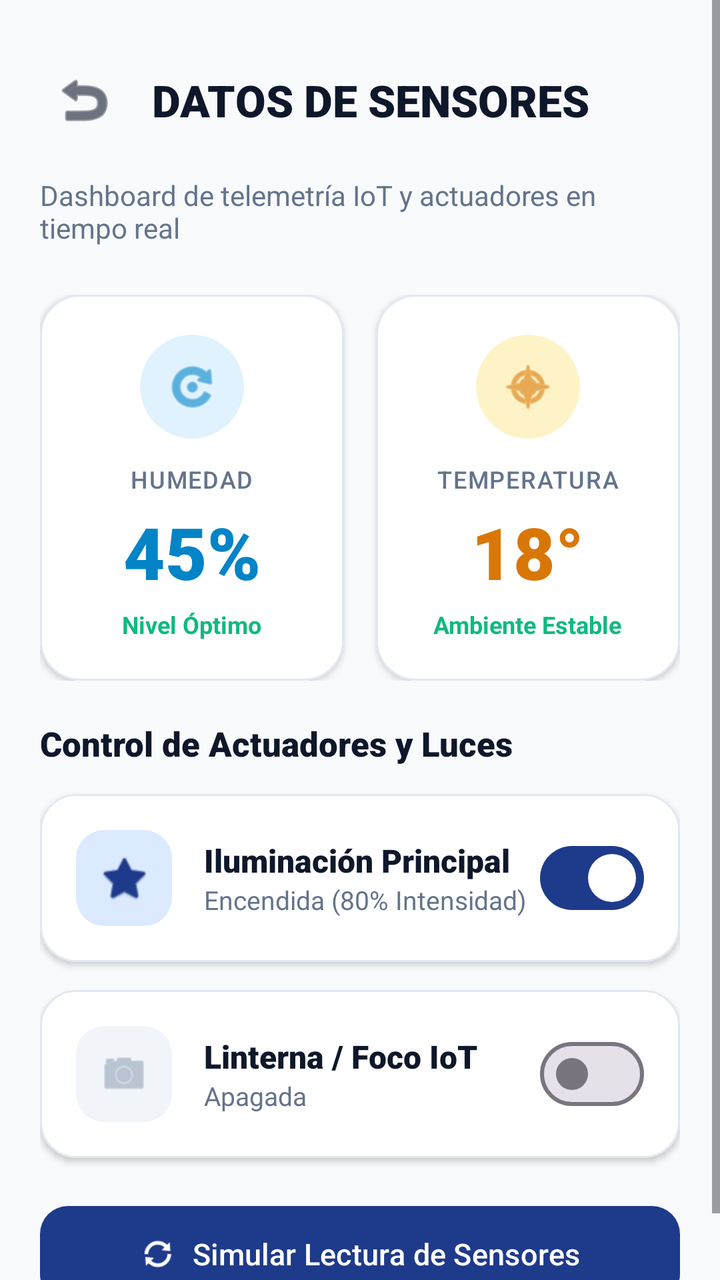
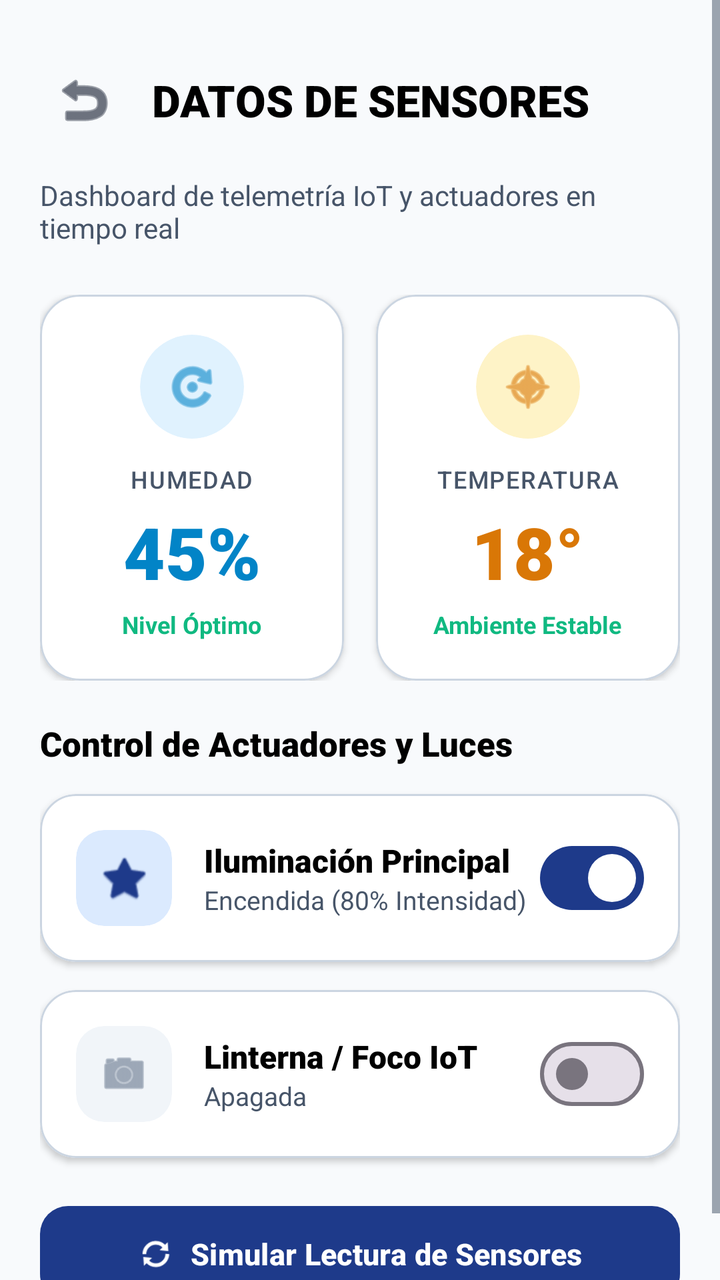

Two renders of the same Android screen: before a commit and after it. Below are the layout's source before the change and the commit's diff.
<!-- AndroidManifest.xml: application theme Theme.Evaluacion1 -->
<!-- res/layout/activity_sensores.xml -->
<?xml version="1.0" encoding="utf-8"?>
<ScrollView xmlns:android="http://schemas.android.com/apk/res/android"
    xmlns:app="http://schemas.android.com/apk/res-auto"
    android:layout_width="match_parent"
    android:layout_height="match_parent"
    android:background="@color/background"
    android:fillViewport="true">

    <LinearLayout
        android:layout_width="match_parent"
        android:layout_height="wrap_content"
        android:orientation="vertical"
        android:padding="20dp">

        
        <LinearLayout
            android:layout_width="match_parent"
            android:layout_height="wrap_content"
            android:orientation="horizontal"
            android:gravity="center_vertical"
            android:layout_marginTop="8dp"
            android:layout_marginBottom="16dp">

            <ImageButton
                android:id="@+id/btnVolverSensores"
                android:layout_width="44dp"
                android:layout_height="44dp"
                android:background="?android:attr/selectableItemBackgroundBorderless"
                android:src="@android:drawable/ic_menu_revert"
                app:tint="@color/text_primary"
                android:contentDescription="Volver" />

            <TextView
                android:layout_width="wrap_content"
                android:layout_height="wrap_content"
                android:text="DATOS DE SENSORES"
                android:textColor="@color/text_primary"
                android:textSize="22sp"
                android:fontFamily="sans-serif-black"
                android:layout_marginStart="12dp" />
        </LinearLayout>

        <TextView
            android:layout_width="wrap_content"
            android:layout_height="wrap_content"
            android:text="Dashboard de telemetría IoT y actuadores en tiempo real"
            android:textColor="@color/text_secondary"
            android:textSize="14sp"
            android:layout_marginBottom="24dp" />

        
        <LinearLayout
            android:layout_width="match_parent"
            android:layout_height="wrap_content"
            android:orientation="horizontal"
            android:baselineAligned="false"
            android:layout_marginBottom="20dp">

            
            <com.google.android.material.card.MaterialCardView
                android:layout_width="0dp"
                android:layout_height="wrap_content"
                android:layout_weight="1"
                android:layout_marginEnd="8dp"
                app:cardCornerRadius="20dp"
                app:cardElevation="2dp"
                app:cardBackgroundColor="@color/surface"
                app:strokeWidth="1dp"
                app:strokeColor="@color/outline_light">

                <LinearLayout
                    android:layout_width="match_parent"
                    android:layout_height="wrap_content"
                    android:orientation="vertical"
                    android:padding="20dp"
                    android:gravity="center_horizontal">

                    
                    <com.google.android.material.card.MaterialCardView
                        android:layout_width="52dp"
                        android:layout_height="52dp"
                        app:cardCornerRadius="26dp"
                        app:cardElevation="0dp"
                        app:cardBackgroundColor="#E0F2FE"
                        app:strokeWidth="0dp">

                        <ImageView
                            android:layout_width="28dp"
                            android:layout_height="28dp"
                            android:layout_gravity="center"
                            android:src="@android:drawable/ic_menu_rotate"
                            app:tint="@color/color_sky" />
                    </com.google.android.material.card.MaterialCardView>

                    <TextView
                        android:layout_width="wrap_content"
                        android:layout_height="wrap_content"
                        android:text="HUMEDAD"
                        android:textColor="@color/text_secondary"
                        android:textSize="12sp"
                        android:fontFamily="sans-serif-medium"
                        android:letterSpacing="0.05"
                        android:layout_marginTop="12dp" />

                    
                    <TextView
                        android:id="@+id/tvValorHumedad"
                        android:layout_width="wrap_content"
                        android:layout_height="wrap_content"
                        android:text="45%"
                        android:textColor="@color/color_sky"
                        android:textSize="36sp"
                        android:fontFamily="sans-serif-black"
                        android:layout_marginTop="4dp" />

                    <TextView
                        android:layout_width="wrap_content"
                        android:layout_height="wrap_content"
                        android:text="Nivel Óptimo"
                        android:textColor="@color/color_success"
                        android:textSize="12sp"
                        android:textStyle="bold"
                        android:layout_marginTop="4dp" />
                </LinearLayout>
            </com.google.android.material.card.MaterialCardView>

            
            <com.google.android.material.card.MaterialCardView
                android:layout_width="0dp"
                android:layout_height="wrap_content"
                android:layout_weight="1"
                android:layout_marginStart="8dp"
                app:cardCornerRadius="20dp"
                app:cardElevation="2dp"
                app:cardBackgroundColor="@color/surface"
                app:strokeWidth="1dp"
                app:strokeColor="@color/outline_light">

                <LinearLayout
                    android:layout_width="match_parent"
                    android:layout_height="wrap_content"
                    android:orientation="vertical"
                    android:padding="20dp"
                    android:gravity="center_horizontal">

                    
                    <com.google.android.material.card.MaterialCardView
                        android:layout_width="52dp"
                        android:layout_height="52dp"
                        app:cardCornerRadius="26dp"
                        app:cardElevation="0dp"
                        app:cardBackgroundColor="#FEF3C7"
                        app:strokeWidth="0dp">

                        <ImageView
                            android:layout_width="28dp"
                            android:layout_height="28dp"
                            android:layout_gravity="center"
                            android:src="@android:drawable/ic_menu_compass"
                            app:tint="@color/color_amber" />
                    </com.google.android.material.card.MaterialCardView>

                    <TextView
                        android:layout_width="wrap_content"
                        android:layout_height="wrap_content"
                        android:text="TEMPERATURA"
                        android:textColor="@color/text_secondary"
                        android:textSize="12sp"
                        android:fontFamily="sans-serif-medium"
                        android:letterSpacing="0.05"
                        android:layout_marginTop="12dp" />

                    
                    <TextView
                        android:id="@+id/tvValorTemperatura"
                        android:layout_width="wrap_content"
                        android:layout_height="wrap_content"
                        android:text="18°"
                        android:textColor="@color/color_amber"
                        android:textSize="36sp"
                        android:fontFamily="sans-serif-black"
                        android:layout_marginTop="4dp" />

                    <TextView
                        android:layout_width="wrap_content"
                        android:layout_height="wrap_content"
                        android:text="Ambiente Estable"
                        android:textColor="@color/color_success"
                        android:textSize="12sp"
                        android:textStyle="bold"
                        android:layout_marginTop="4dp" />
                </LinearLayout>
            </com.google.android.material.card.MaterialCardView>

        </LinearLayout>

        
        <TextView
            android:layout_width="wrap_content"
            android:layout_height="wrap_content"
            android:text="Control de Actuadores y Luces"
            android:textColor="@color/text_primary"
            android:textSize="17sp"
            android:fontFamily="sans-serif-black"
            android:layout_marginBottom="14dp" />

        
        <com.google.android.material.card.MaterialCardView
            android:layout_width="match_parent"
            android:layout_height="wrap_content"
            android:layout_marginBottom="14dp"
            app:cardCornerRadius="18dp"
            app:cardElevation="2dp"
            app:cardBackgroundColor="@color/surface"
            app:strokeWidth="1dp"
            app:strokeColor="@color/outline_light">

            <LinearLayout
                android:layout_width="match_parent"
                android:layout_height="wrap_content"
                android:orientation="horizontal"
                android:gravity="center_vertical"
                android:padding="18dp">

                <com.google.android.material.card.MaterialCardView
                    android:id="@+id/cardIconLuces"
                    android:layout_width="48dp"
                    android:layout_height="48dp"
                    app:cardCornerRadius="14dp"
                    app:cardElevation="0dp"
                    app:cardBackgroundColor="@color/primary_container"
                    app:strokeWidth="0dp">

                    <ImageView
                        android:id="@+id/ivLuces"
                        android:layout_width="26dp"
                        android:layout_height="26dp"
                        android:layout_gravity="center"
                        android:src="@android:drawable/btn_star_big_on"
                        app:tint="@color/primary" />
                </com.google.android.material.card.MaterialCardView>

                <LinearLayout
                    android:layout_width="0dp"
                    android:layout_height="wrap_content"
                    android:layout_weight="1"
                    android:orientation="vertical"
                    android:layout_marginStart="16dp">

                    <TextView
                        android:layout_width="wrap_content"
                        android:layout_height="wrap_content"
                        android:text="Iluminación Principal"
                        android:textColor="@color/text_primary"
                        android:textSize="16sp"
                        android:fontFamily="sans-serif-black" />

                    <TextView
                        android:id="@+id/tvEstadoLuces"
                        android:layout_width="wrap_content"
                        android:layout_height="wrap_content"
                        android:text="Encendida (80% Intensidad)"
                        android:textColor="@color/text_secondary"
                        android:textSize="13sp" />
                </LinearLayout>

                <com.google.android.material.materialswitch.MaterialSwitch
                    android:id="@+id/switchLuces"
                    android:layout_width="wrap_content"
                    android:layout_height="wrap_content"
                    android:checked="true" />
            </LinearLayout>
        </com.google.android.material.card.MaterialCardView>

        
        <com.google.android.material.card.MaterialCardView
            android:layout_width="match_parent"
            android:layout_height="wrap_content"
            android:layout_marginBottom="20dp"
            app:cardCornerRadius="18dp"
            app:cardElevation="2dp"
            app:cardBackgroundColor="@color/surface"
            app:strokeWidth="1dp"
            app:strokeColor="@color/outline_light">

            <LinearLayout
                android:layout_width="match_parent"
                android:layout_height="wrap_content"
                android:orientation="horizontal"
                android:gravity="center_vertical"
                android:padding="18dp">

                <com.google.android.material.card.MaterialCardView
                    android:id="@+id/cardIconLinterna"
                    android:layout_width="48dp"
                    android:layout_height="48dp"
                    app:cardCornerRadius="14dp"
                    app:cardElevation="0dp"
                    app:cardBackgroundColor="@color/surface_variant"
                    app:strokeWidth="0dp">

                    <ImageView
                        android:id="@+id/ivLinterna"
                        android:layout_width="26dp"
                        android:layout_height="26dp"
                        android:layout_gravity="center"
                        android:src="@android:drawable/ic_menu_camera"
                        app:tint="@color/text_muted" />
                </com.google.android.material.card.MaterialCardView>

                <LinearLayout
                    android:layout_width="0dp"
                    android:layout_height="wrap_content"
                    android:layout_weight="1"
                    android:orientation="vertical"
                    android:layout_marginStart="16dp">

                    <TextView
                        android:layout_width="wrap_content"
                        android:layout_height="wrap_content"
                        android:text="Linterna / Foco IoT"
                        android:textColor="@color/text_primary"
                        android:textSize="16sp"
                        android:fontFamily="sans-serif-black" />

                    <TextView
                        android:id="@+id/tvEstadoLinterna"
                        android:layout_width="wrap_content"
                        android:layout_height="wrap_content"
                        android:text="Apagada"
                        android:textColor="@color/text_secondary"
                        android:textSize="13sp" />
                </LinearLayout>

                <com.google.android.material.materialswitch.MaterialSwitch
                    android:id="@+id/switchLinterna"
                    android:layout_width="wrap_content"
                    android:layout_height="wrap_content"
                    android:checked="false" />
            </LinearLayout>
        </com.google.android.material.card.MaterialCardView>

        
        <com.google.android.material.button.MaterialButton
            android:id="@+id/btnActualizarSensores"
            android:layout_width="match_parent"
            android:layout_height="56dp"
            android:text="Simular Lectura de Sensores"
            android:textSize="15sp"
            app:cornerRadius="14dp"
            app:backgroundTint="@color/primary"
            app:icon="@android:drawable/ic_popup_sync"
            app:iconGravity="textStart" />

    </LinearLayout>
</ScrollView>
<!-- resources referenced by this layout -->
<resources>
  <color name="background">#F8FAFC</color>
  <color name="color_amber">#D97706</color>
  <color name="color_sky">#0284C7</color>
  <color name="color_success">#10B981</color>
  <color name="outline_light">#E2E8F0</color>
  <color name="primary">#1E3A8A</color>
  <color name="primary_container">#DBEAFE</color>
  <color name="surface">#FFFFFF</color>
  <color name="surface_variant">#F1F5F9</color>
  <color name="text_muted">#94A3B8</color>
  <color name="text_primary">#0F172A</color>
  <color name="text_secondary">#64748B</color>
  <style name="Theme.Evaluacion1" parent="Base.Theme.Evaluacion1" />
  <style name="Base.Theme.Evaluacion1" parent="Theme.Material3.DayNight.NoActionBar">
          
          <item name="colorPrimary">@color/primary</item>
          <item name="colorSecondary">@color/secondary</item>
          <item name="android:statusBarColor">@color/surface</item>
          <item name="android:windowLightStatusBar">true</item>
          <item name="android:colorBackground">@color/background</item>
      </style>
  <color name="secondary">#0D9488</color>
</resources>

<!-- the commit's change to res/layout/activity_sensores.xml (unified diff, before → after) -->
@@ -34,7 +34,7 @@
                 android:layout_width="wrap_content"
                 android:layout_height="wrap_content"
                 android:text="DATOS DE SENSORES"
-                android:textColor="@color/text_primary"
+                android:textColor="@color/black"
                 android:textSize="22sp"
                 android:fontFamily="sans-serif-black"
                 android:layout_marginStart="12dp" />
@@ -199,7 +199,7 @@
             android:layout_width="wrap_content"
             android:layout_height="wrap_content"
             android:text="Control de Actuadores y Luces"
-            android:textColor="@color/text_primary"
+            android:textColor="@color/black"
             android:textSize="17sp"
             android:fontFamily="sans-serif-black"
             android:layout_marginBottom="14dp" />
@@ -251,7 +251,7 @@
                         android:layout_width="wrap_content"
                         android:layout_height="wrap_content"
                         android:text="Iluminación Principal"
-                        android:textColor="@color/text_primary"
+                        android:textColor="@color/black"
                         android:textSize="16sp"
                         android:fontFamily="sans-serif-black" />
 
@@ -319,7 +319,7 @@
                         android:layout_width="wrap_content"
                         android:layout_height="wrap_content"
                         android:text="Linterna / Foco IoT"
-                        android:textColor="@color/text_primary"
+                        android:textColor="@color/black"
                         android:textSize="16sp"
                         android:fontFamily="sans-serif-black" />
 
@@ -347,9 +347,12 @@
             android:layout_height="56dp"
             android:text="Simular Lectura de Sensores"
             android:textSize="15sp"
+            android:textStyle="bold"
+            android:textColor="@color/white"
             app:cornerRadius="14dp"
             app:backgroundTint="@color/primary"
             app:icon="@android:drawable/ic_popup_sync"
+            app:iconTint="@color/white"
             app:iconGravity="textStart" />
 
     </LinearLayout>
<!-- resource entries referenced after the edit -->
@@ -1,26 +1,40 @@
 <!-- resources referenced by this layout -->
 <resources>
   <color name="background">#F8FAFC</color>
+  <color name="black">#FF000000</color>
   <color name="color_amber">#D97706</color>
   <color name="color_sky">#0284C7</color>
   <color name="color_success">#10B981</color>
-  <color name="outline_light">#E2E8F0</color>
+  <color name="outline_light">#CBD5E1</color>
   <color name="primary">#1E3A8A</color>
   <color name="primary_container">#DBEAFE</color>
   <color name="surface">#FFFFFF</color>
   <color name="surface_variant">#F1F5F9</color>
-  <color name="text_muted">#94A3B8</color>
+  <color name="text_muted">#64748B</color>
   <color name="text_primary">#0F172A</color>
-  <color name="text_secondary">#64748B</color>
+  <color name="text_secondary">#475569</color>
+  <color name="white">#FFFFFFFF</color>
   <style name="Theme.Evaluacion1" parent="Base.Theme.Evaluacion1" />
   <style name="Base.Theme.Evaluacion1" parent="Theme.Material3.DayNight.NoActionBar">
           
           <item name="colorPrimary">@color/primary</item>
+          <item name="colorOnPrimary">@color/white</item>
+          <item name="colorPrimaryContainer">@color/primary_container</item>
+          <item name="colorOnPrimaryContainer">@color/on_primary_container</item>
+          
           <item name="colorSecondary">@color/secondary</item>
+          <item name="colorOnSecondary">@color/white</item>
+          
           <item name="android:statusBarColor">@color/surface</item>
           <item name="android:windowLightStatusBar">true</item>
           <item name="android:colorBackground">@color/background</item>
+          
+          
+          <item name="editTextColor">@color/black</item>
+          <item name="android:textColorPrimary">@color/text_primary</item>
+          <item name="android:textColorSecondary">@color/text_secondary</item>
       </style>
+  <color name="on_primary_container">#1E3A8A</color>
   <color name="secondary">#0D9488</color>
 </resources>
 
